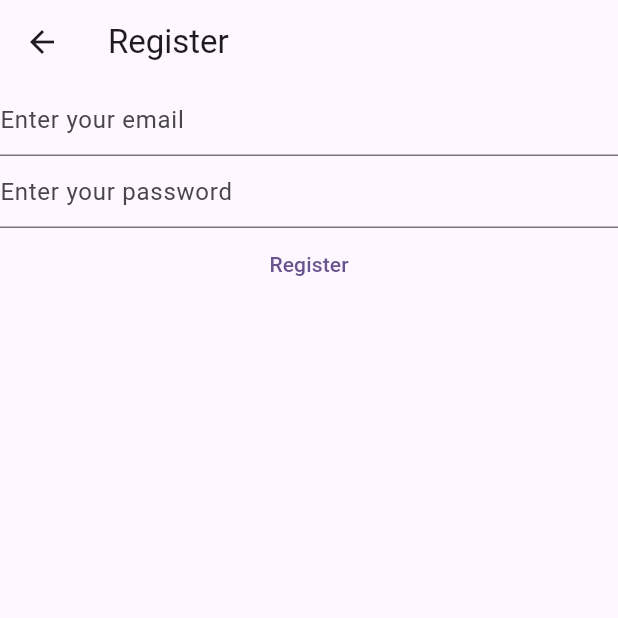
After one commit to TrongTre07/Flutter_Tutorial, a Flutter app: the RegisterView screen opened directly, after a tap on "Register", on a phone screen of 412 x 824 dp, the top half of it. The commit adds this screen. Run offline on Flutter 3.47's test engine with Material 2 defaults, Android fonts, the phone set to English and light mode, and no system bars; our stand-ins replace firebase_auth, firebase_core; accounts and stored records are empty; network calls fail.

Commit message:
own files and catch error

```diff
--- /dev/null
+++ b/lib/views/register_view.dart
@@ -0,0 +1,96 @@
+import 'package:firebase_auth/firebase_auth.dart';
+import 'package:firebase_core/firebase_core.dart';
+import 'package:flutter/material.dart';
+
+import '../firebase_options.dart';
+
+class RegisterView extends StatefulWidget {
+  const RegisterView({super.key});
+
+  @override
+  State<RegisterView> createState() => _RegisterViewState();
+}
+
+class _RegisterViewState extends State<RegisterView> {
+  late final TextEditingController _email;
+  late final TextEditingController _password;
+
+  @override
+  void initState() {
+    _email = TextEditingController();
+    _password = TextEditingController();
+    super.initState();
+  }
+
+  @override
+  void dispose() {
+    _email.dispose();
+    _password.dispose();
+    super.dispose();
+  }
+
+  @override
+  Widget build(BuildContext context) {
+    return Scaffold(
+      appBar: AppBar(
+        title: const Text('Register'),
+      ),
+      body: FutureBuilder(
+        future: Firebase.initializeApp(
+            options: DefaultFirebaseOptions.currentPlatform),
+        builder: (context, snapshot) {
+          switch (snapshot.connectionState) {
+            case (ConnectionState.done):
+              return Column(
+                children: [
+                  TextField(
+                    controller: _email,
+                    enableSuggestions: false,
+                    autocorrect: false,
+                    keyboardType: TextInputType.emailAddress,
+                    decoration:
+                        const InputDecoration(hintText: "Enter your email"),
+                  ),
+                  TextField(
+                    controller: _password,
+                    enableSuggestions: false,
+                    autocorrect: false,
+                    obscureText: true,
+                    decoration:
+                        const InputDecoration(hintText: 'Enter your password'),
+                  ),
+                  TextButton(
+                    onPressed: () async {
+                      final email = _email.text;
+                      final password = _password.text;
+                      try {
+                        final userCredential = await FirebaseAuth.instance
+                            .createUserWithEmailAndPassword(
+                                email: email, password: password);
+                        print(userCredential);
+                      } on FirebaseAuthException catch (e) {
+                        if (e.code == "user-not-found") {
+                          print("ERROR: User Not Found");
+                        } else if (e.code == "wrong-password") {
+                          print("ERROR: Wrong Password");
+                        } else if (e.code == "email-already-in-use") {
+                          print("ERROR: Email already in use");
+                        } else if (e.code == "invalid-email") {
+                          print("ERROR: Invalid Email");
+                        } else {
+                          print(e.code);
+                        }
+                      }
+                    },
+                    child: const Text("Register"),
+                  ),
+                ],
+              );
+            default:
+              return const Text("Loading...");
+          }
+        },
+      ),
+    );
+  }
+}
```
Also changed, not shown: lib/main.dart (+7 -56 lines), lib/views/login_view.dart (added, +93 -0 lines).
